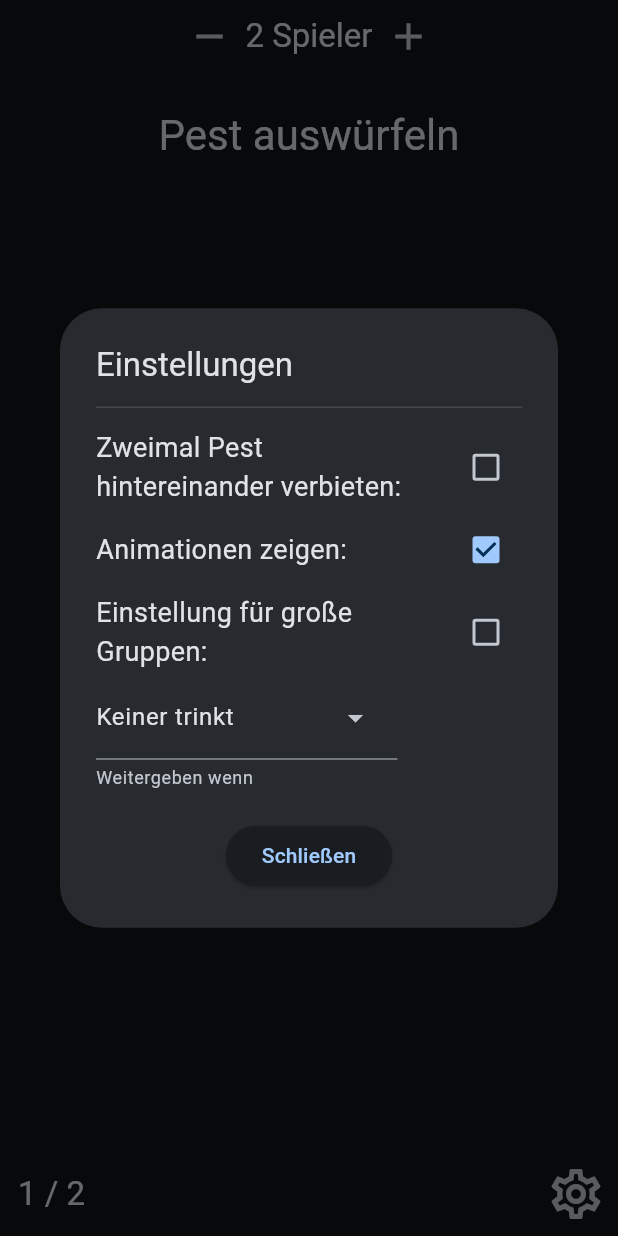
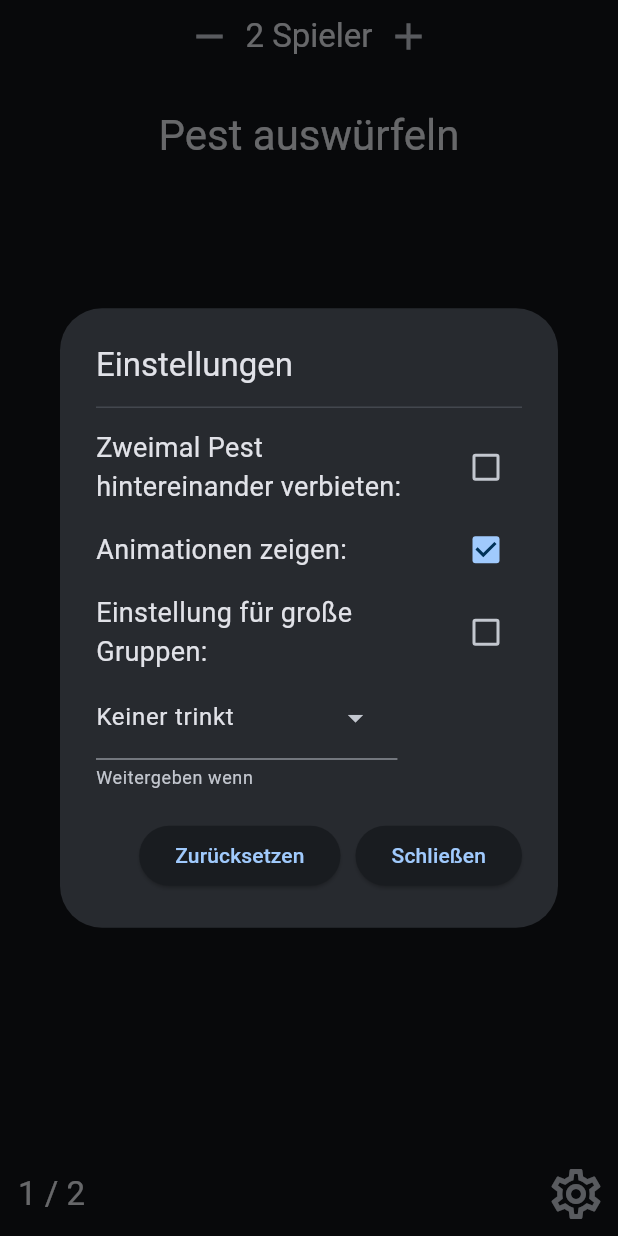
Before and after one commit to johnbow/PestApp, a Flutter app: the screen it shows after launch, after a tap on the "add" icon, after a tap on the "settings" icon, on a phone screen of 412 x 824 dp. Run offline on Flutter 3.47's test engine with Material 3 defaults, Android fonts, the phone set to English and light mode, and no system bars; our stand-ins replace bloc, equatable, flutter_bloc, gap.

Commit message:
added reset button to settings

```diff
--- a/lib/cubit/settings_cubit.dart
+++ b/lib/cubit/settings_cubit.dart
@@ -5,12 +5,7 @@ import 'package:pest/repositories/settings_repository.dart';
 part 'settings_state.dart';
 
 class SettingsCubit extends Cubit<SettingsState> {
-  SettingsCubit(this.settings)
-      : super(SettingsState(
-            noConsecutivePest: settings.noConsecutivePest,
-            showAnimations: settings.showAnimations,
-            passingBehavior: settings.passingBehavior,
-            bigGroupSetting: settings.bigGroupSetting));
+  SettingsCubit(this.settings) : super(SettingsState.from(settings));
 
   final Settings settings;
 
@@ -34,6 +29,11 @@ class SettingsCubit extends Cubit<SettingsState> {
         bigGroupSetting: value, passingBehavior: pb, noConsecutivePest: ncp));
   }
 
+  void reset() {
+    settings.reset();
+    emit(SettingsState.from(settings));
+  }
+
   void save() {
     settings.noConsecutivePest = state.noConsecutivePest;
     settings.showAnimations = state.showAnimations;
--- a/lib/cubit/settings_state.dart
+++ b/lib/cubit/settings_state.dart
@@ -6,6 +6,12 @@ final class SettingsState extends Equatable {
       required this.showAnimations,
       required this.passingBehavior,
       required this.bigGroupSetting});
+
+  SettingsState.from(Settings settings)
+      : noConsecutivePest = settings.noConsecutivePest,
+        showAnimations = settings.showAnimations,
+        passingBehavior = settings.passingBehavior,
+        bigGroupSetting = settings.bigGroupSetting;
 
   final bool noConsecutivePest;
   final bool showAnimations;
--- a/lib/pages/settings_dialog.dart
+++ b/lib/pages/settings_dialog.dart
@@ -109,14 +109,18 @@ class SettingsDialog extends StatelessWidget {
                 ],
               ),
               const Gap(20.0),
-              Align(
-                  alignment: Alignment.center,
-                  child: ElevatedButton(
-                      onPressed: () {
-                        settings.save();
-                        Navigator.of(context).pop();
-                      },
-                      child: const Text("Schließen")))
+              Row(mainAxisAlignment: MainAxisAlignment.end, children: [
+                ElevatedButton(
+                    onPressed: settings.reset,
+                    child: const Text("Zurücksetzen")),
+                const Gap(10.0),
+                ElevatedButton(
+                    onPressed: () {
+                      settings.save();
+                      Navigator.of(context).pop();
+                    },
+                    child: const Text("Schließen")),
+              ])
             ],
           );
         },
--- a/lib/repositories/settings_repository.dart
+++ b/lib/repositories/settings_repository.dart
@@ -3,7 +3,7 @@ class Settings {
   bool showAnimations;
   bool bigGroupSetting;
   int passingBehavior;
-  int? lastPest;
+  int? lastPest; // just keep track of this
 
   Settings(
       {this.noConsecutivePest = false,
@@ -11,6 +11,13 @@ class Settings {
       this.passingBehavior = PassingBehavior.afterNoDrinking,
       this.lastPest,
       this.bigGroupSetting = false});
+
+  void reset() {
+    noConsecutivePest = false;
+    showAnimations = true;
+    passingBehavior = PassingBehavior.afterNoDrinking;
+    bigGroupSetting = false;
+  }
 }
 
 class PassingBehavior {
--- a/lib/widgets/dice_display.dart
+++ b/lib/widgets/dice_display.dart
@@ -49,7 +49,8 @@ class MessageDisplay extends StatelessWidget {
           Text(
             line,
             textAlign: TextAlign.center,
-            style: Theme.of(context).textTheme.headlineMedium,
+            style: Theme.of(context).textTheme.headlineMedium!.copyWith(
+                color: line == "Weitergeben" ? Colors.lightGreen : null),
           ),
       ],
     );
```
Also changed, not shown: lib/cubit/dice_cubit.dart (+25 -33 lines).
